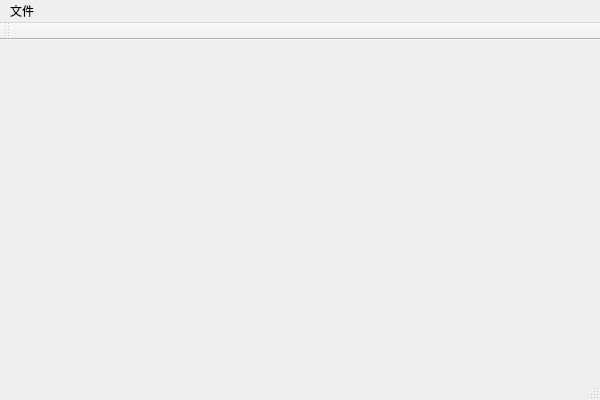
First picture: the form in Client/StoreSystem.ui, repository uwitec/storesystem, before the edit.
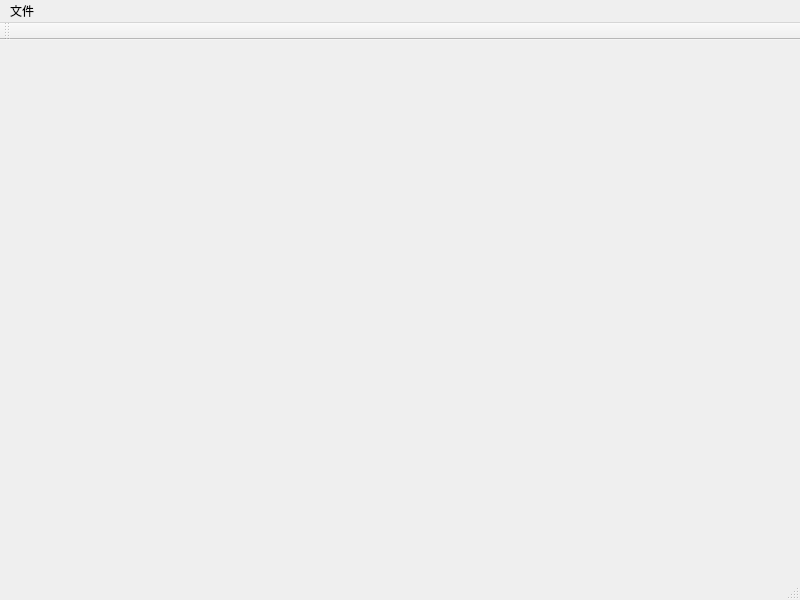
Second picture: the form after the edit.

```diff
--- a/Client/StoreSystem.ui
+++ b/Client/StoreSystem.ui
@@ -6,8 +6,8 @@
    <rect>
     <x>0</x>
     <y>0</y>
-    <width>600</width>
-    <height>400</height>
+    <width>800</width>
+    <height>600</height>
    </rect>
   </property>
   <property name="windowTitle">
@@ -19,8 +19,8 @@
     <rect>
      <x>0</x>
      <y>0</y>
-     <width>600</width>
-     <height>23</height>
+     <width>800</width>
+     <height>21</height>
     </rect>
    </property>
    <widget class="QMenu" name="menu">
```
